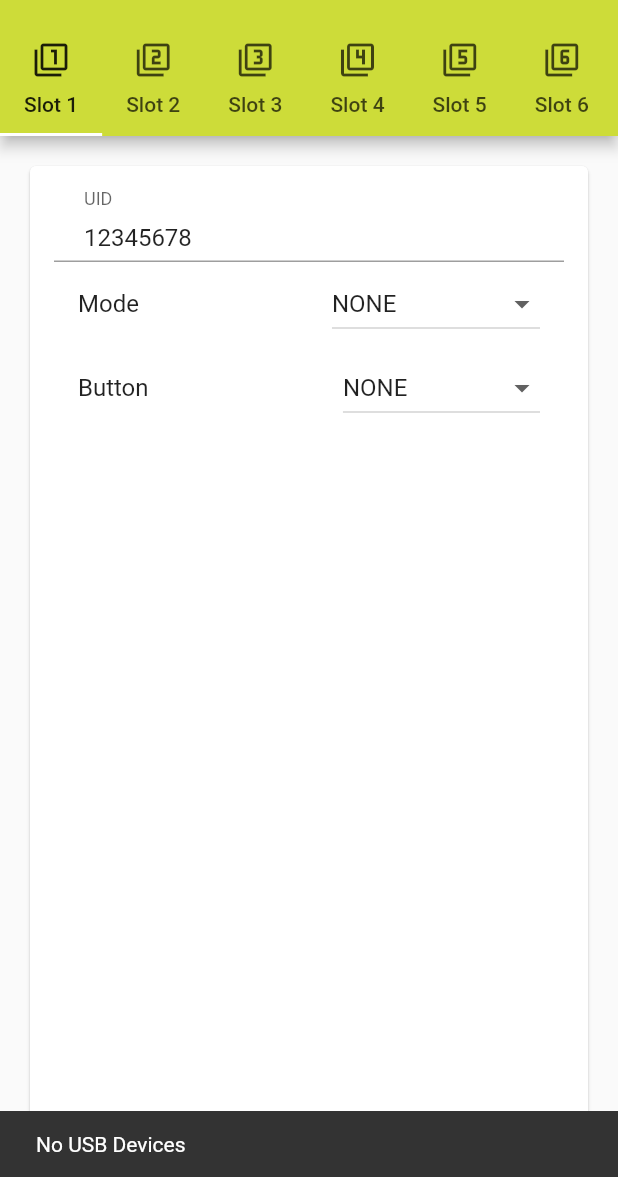
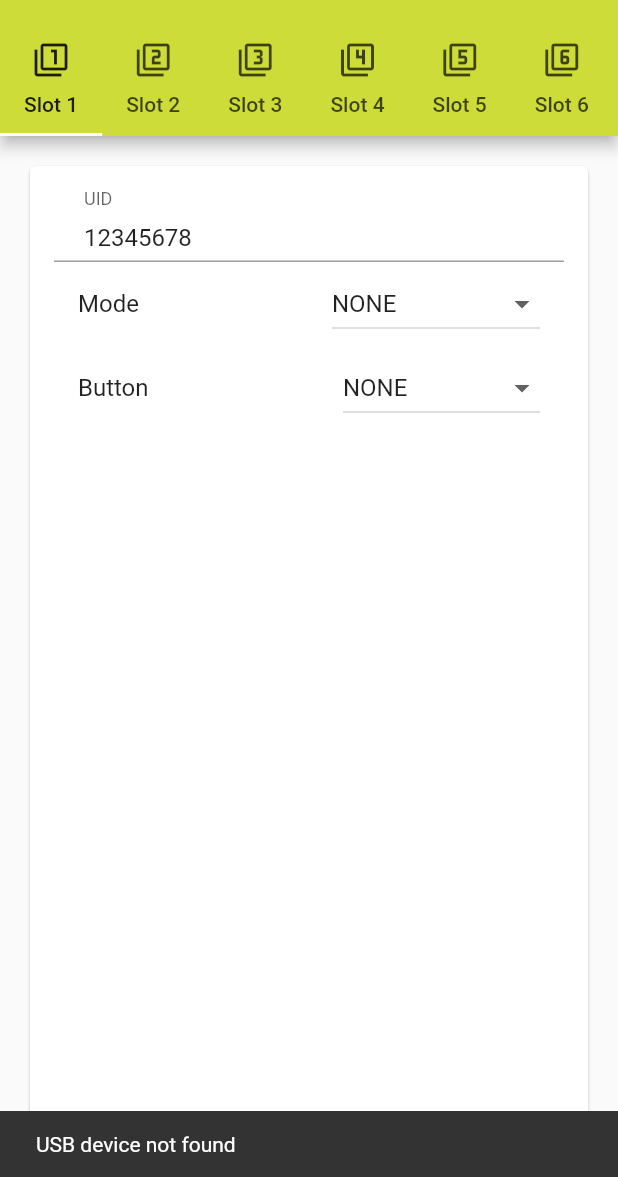
Before and after one commit to kgamecarter/ChameleonMiniApp, a Flutter app: the screen it shows after launch, after a tap on the "usb" icon, on a phone screen of 412 x 824 dp, the part 59-1236 px from its top. Run offline on Flutter 3.47's test engine with Material 2 defaults, Android fonts, the phone set to English and light mode, and no system bars; our stand-ins replace shared_preferences; missing offline and left inert: usb_serial.

Commit message:
USB device not found message

```diff
--- a/lib/views/home/homePage.dart
+++ b/lib/views/home/homePage.dart
@@ -62,7 +62,7 @@ class _HomePageState extends State<HomePage> {
 
     if (devices.length == 0) {
       scaffoldState.currentState.showSnackBar(SnackBar(
-        content: Text(S.of(context).noUsbDevices),
+        content: Text(S.of(context).usbDeviceNotFound),
         duration: Duration(seconds: 3),
       ));
       return;
--- a/res/values/strings_en.arb
+++ b/res/values/strings_en.arb
@@ -6,12 +6,12 @@
   "generalSetting": "General Setting",
   "language": "Language",
   "mode": "Mode",
-  "noUsbDevices": "No USB Devices",
   "slot": "Slot",
   "selectLanguage": "Select Language",
   "settings": "Settings",
   "traditionalChinese": "Traditional Chinese",
   "uid": "UID",
+  "usbDeviceNotFound": "USB device not found",
   "usbDisconnected": "USB Disconnected",
   "systemDefault": "System Default"
 }
--- a/res/values/strings_zh_TW.arb
+++ b/res/values/strings_zh_TW.arb
@@ -10,6 +10,7 @@
   "settings": "設定",
   "traditionalChinese": "正體中文",
   "uid": "UID",
+  "usbDeviceNotFound": "找不到 USB 裝置",
   "usbDisconnected": "USB 已斷線",
   "systemDefault": "系統預設"
 }
```
Also changed, not shown: lib/generated/i18n.dart.
